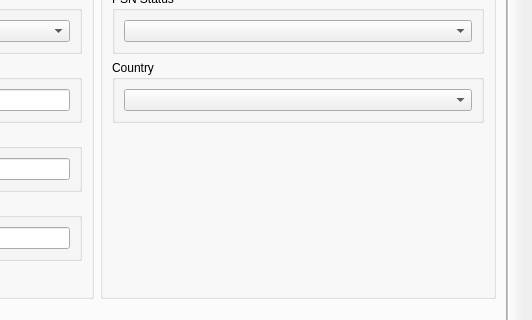
Before: the Qt Designer form rpcs3/rpcs3qt/settings_dialog.ui in RPCS3/rpcs3, drawn with Qt 5; both pictures show x 324 to 856 and y 84 to 404 of the 856 by 688 pixel window.
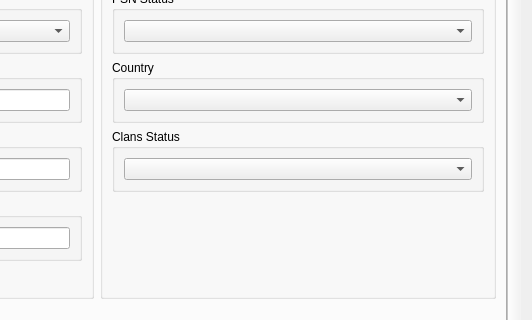
After: the same form once the commit is applied. The open tabs and pages were chosen to show the change. Icons and pictures are not drawn.

Commit message: Clans: emulator settungs for enabling/disabling connection

```diff
--- a/rpcs3/rpcs3qt/settings_dialog.ui
+++ b/rpcs3/rpcs3qt/settings_dialog.ui
@@ -2319,6 +2319,18 @@
                </layout>
               </widget>
              </item>
+             <item>
+              <widget class="QGroupBox" name="gb_clansStatusBox">
+               <property name="title">
+                <string>Clans Status</string>
+               </property>
+               <layout class="QVBoxLayout" name="gb_clansStatusBox_layout">
+                <item>
+                 <widget class="QComboBox" name="clansStatusBox"/>
+                </item>
+               </layout>
+              </widget>
+             </item>
              <item>
               <spacer name="networkTabSpacerRight">
                <property name="orientation">
```
The commit also changes 8 other files.
